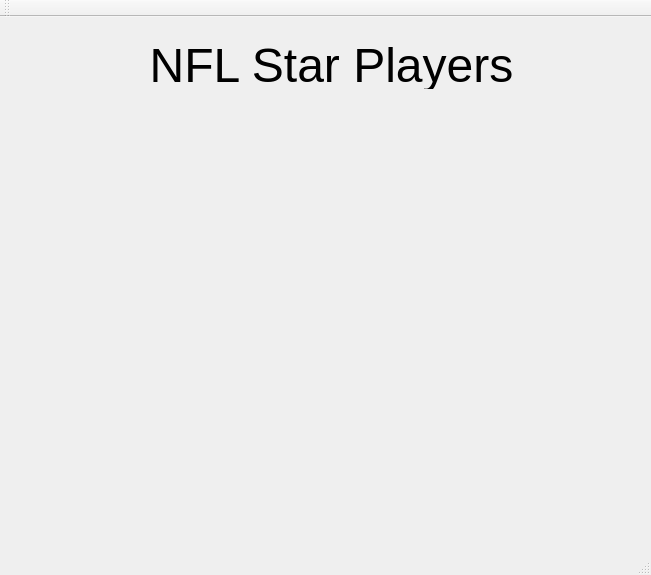
Jesus0342/CS1D-Project-2, file mainwindow.ui: the form before one commit.
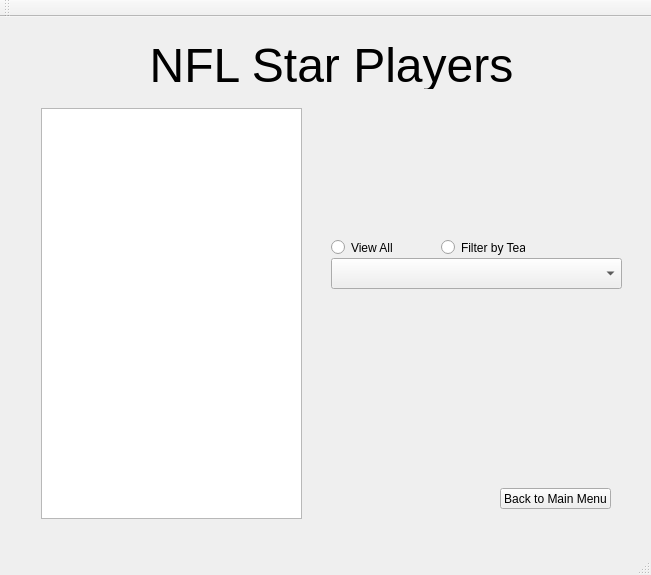
The form after the commit. The open tabs and pages were chosen to show the change.

Commit message: added star players page

```diff
--- a/mainwindow.ui
+++ b/mainwindow.ui
@@ -448,6 +448,65 @@
          <string>&lt;html&gt;&lt;head/&gt;&lt;body&gt;&lt;p align=&quot;center&quot;&gt;&lt;span style=&quot; font-size:36pt;&quot;&gt;NFL Star Players&lt;/span&gt;&lt;/p&gt;&lt;/body&gt;&lt;/html&gt;</string>
         </property>
        </widget>
+       <widget class="QTableWidget" name="tableWidget_starPlayers">
+        <property name="geometry">
+         <rect>
+          <x>30</x>
+          <y>80</y>
+          <width>261</width>
+          <height>411</height>
+         </rect>
+        </property>
+       </widget>
+       <widget class="QComboBox" name="comboBox_starPlayer">
+        <property name="geometry">
+         <rect>
+          <x>320</x>
+          <y>230</y>
+          <width>291</width>
+          <height>31</height>
+         </rect>
+        </property>
+       </widget>
+       <widget class="QRadioButton" name="radioButton_starPlayer_all">
+        <property name="geometry">
+         <rect>
+          <x>320</x>
+          <y>210</y>
+          <width>84</width>
+          <height>19</height>
+         </rect>
+        </property>
+        <property name="text">
+         <string>View All</string>
+        </property>
+       </widget>
+       <widget class="QRadioButton" name="radioButton_starPlayer_filter">
+        <property name="geometry">
+         <rect>
+          <x>430</x>
+          <y>210</y>
+          <width>84</width>
+          <height>19</height>
+         </rect>
+        </property>
+        <property name="text">
+         <string>Filter by Team</string>
+        </property>
+       </widget>
+       <widget class="QPushButton" name="pushButton_starPlayers_backMenu">
+        <property name="geometry">
+         <rect>
+          <x>489</x>
+          <y>460</y>
+          <width>111</width>
+          <height>21</height>
+         </rect>
+        </property>
+        <property name="text">
+         <string>Back to Main Menu</string>
+        </property>
+       </widget>
       </widget>
       <widget class="QWidget" name="page_viewSeatingCapacity">
        <widget class="QLabel" name="label_seatingCapacityTitle">
```
Left out of the diff: 7 changed lines with no effect on the pictures. The commit also changes 12 other files.
